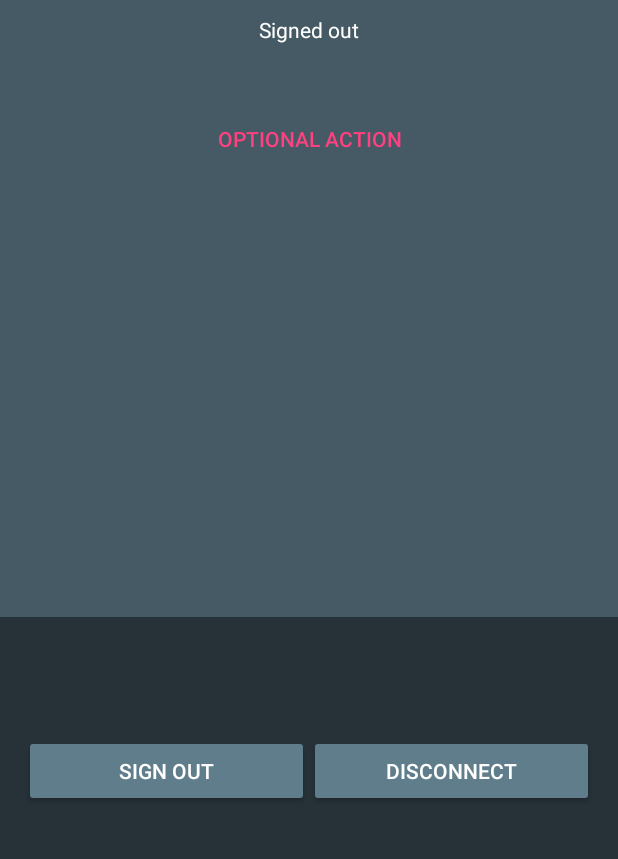
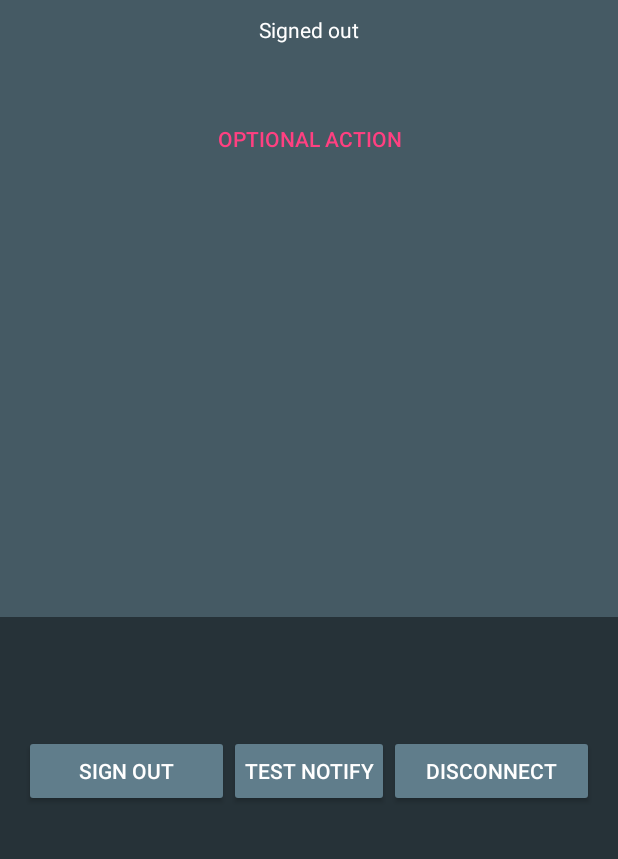
Before and after one commit to Youcheny/MySmartUSC, an Android app: the layout activity_login.xml on its own in the app's theme, with its tools: preview values and no code run, on a phone screen of 412 x 824 dp, the part 310-1169 px from its top. Run offline under Robolectric (Android 15) with nearby library versions, the phone set to English and light mode, and no system bars.

Commit message:
bug found

```diff
--- a/app/src/main/java/com/example/youchengye/csci_310_project_mysmartusc/MainActivity.java
+++ b/app/src/main/java/com/example/youchengye/csci_310_project_mysmartusc/MainActivity.java
@@ -29,6 +29,7 @@ public class MainActivity extends AppCompatActivity {
     }
     // --- remove before release!
 
+
     private void createNotificationChannel(){
         if (Build.VERSION.SDK_INT >= Build.VERSION_CODES.O){
             String name = getString(R.string.channel_name);
--- a/app/src/main/res/layout/activity_login.xml
+++ b/app/src/main/res/layout/activity_login.xml
@@ -100,12 +100,22 @@
                 android:theme="@style/ThemeOverlay.MyDarkButton" />
 
             <Button
+                android:id="@+id/testNotification"
+                android:layout_width="wrap_content"
+                android:layout_height="wrap_content"
+                android:onClick="onClickNotification"
+                android:padding="10dp"
+                android:text="Test Notify"
+                android:theme="@style/ThemeOverlay.MyDarkButton" />
+
+            <Button
                 android:id="@+id/disconnect_button"
                 android:layout_width="0dp"
                 android:layout_height="wrap_content"
                 android:layout_weight="1"
                 android:text="@string/disconnect"
                 android:theme="@style/ThemeOverlay.MyDarkButton" />
+
         </LinearLayout>
 
     </RelativeLayout>
--- a/app/src/main/res/layout/activity_main.xml
+++ b/app/src/main/res/layout/activity_main.xml
@@ -29,6 +29,8 @@
             android:text="Test Keywords Modification (Delete before release)"
             android:theme="@style/AppTheme.Button" />
 
+
+
         <Button
             android:id="@+id/login"
             android:layout_width="150dp"
```
Also changed, not shown: app/src/main/java/com/example/youchengye/csci_310_project_mysmartusc/EmailList.java (+5 -5 lines), app/src/main/java/com/example/youchengye/csci_310_project_mysmartusc/LoginActivity.java (+101 -15 lines).
